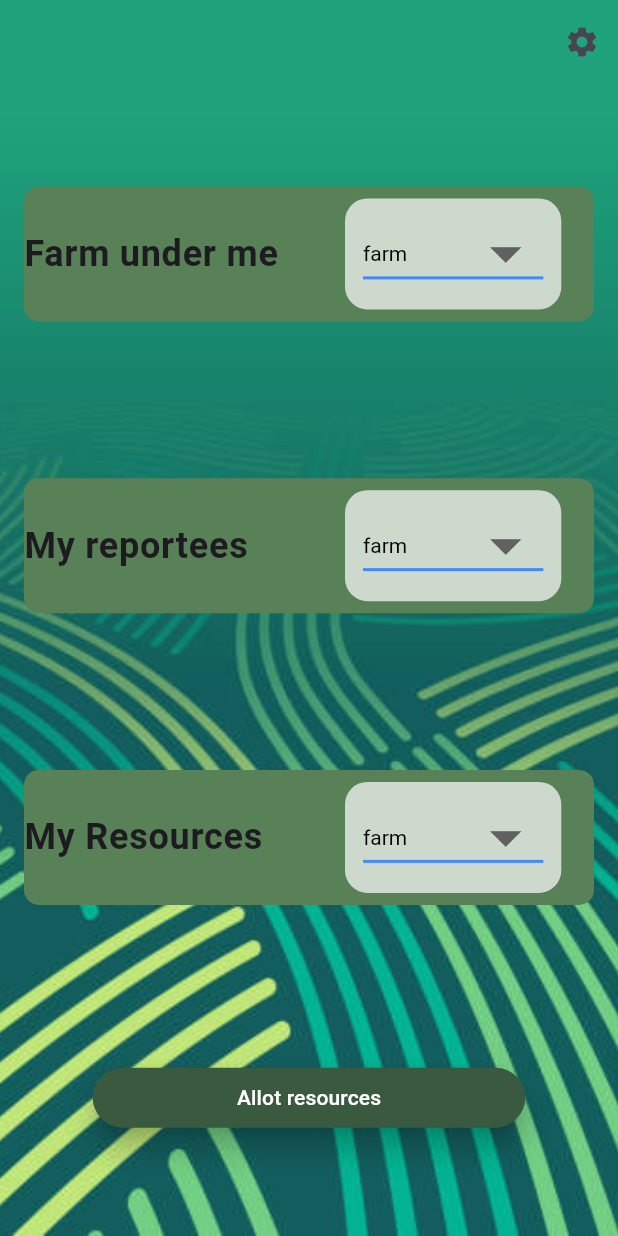
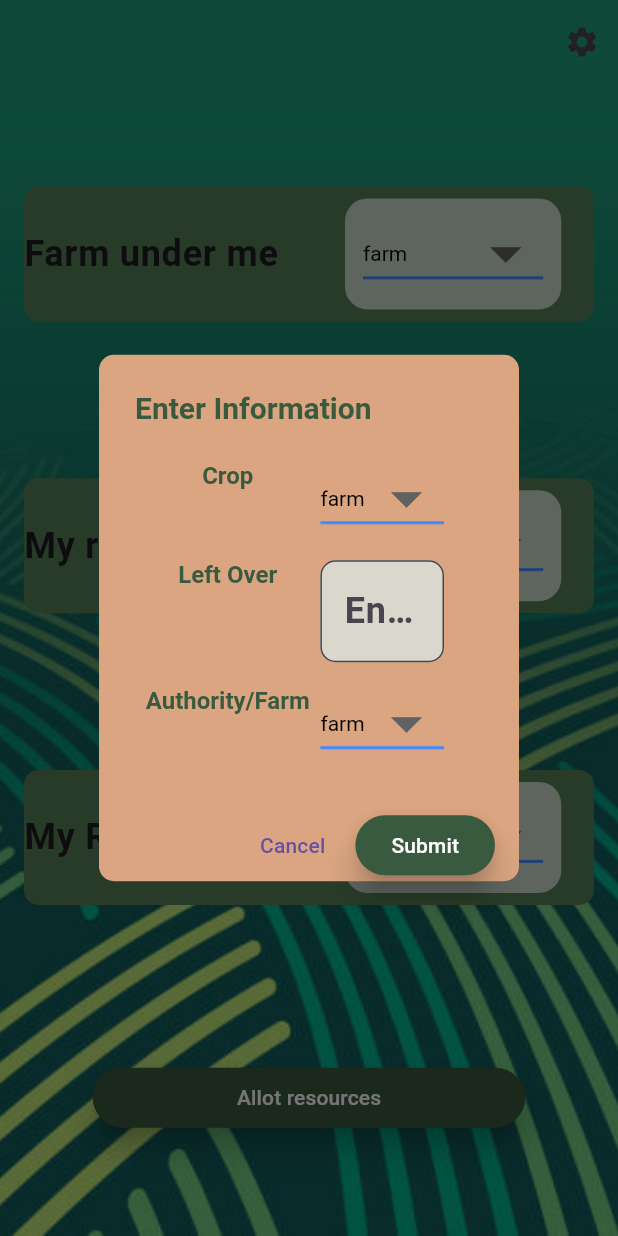
Before and after one commit to DRDiv/agriconnect-frontend, a Flutter app: the AuthorityScreen screen opened by its route, after a tap on "Allot resources", on a phone screen of 412 x 824 dp. Run offline on Flutter 3.47's test engine with Material 3 defaults, Android fonts, the phone set to English and light mode, and no system bars; our stand-ins replace dio, go_router; Roboto replaces fonts that are missing (Nunito).

Commit message:
added alert dialog to allot res

```diff
--- /dev/null
+++ b/agriconnect/lib/src/components/allotres.dart
@@ -0,0 +1,134 @@
+import 'package:flutter/cupertino.dart';
+import 'package:flutter/material.dart';
+
+class AllotResourcesAlertDialog extends StatefulWidget {
+  const AllotResourcesAlertDialog({super.key});
+
+  @override
+  State<AllotResourcesAlertDialog> createState() =>
+      _AllotResourcesAlertDialogState();
+}
+
+class _AllotResourcesAlertDialogState extends State<AllotResourcesAlertDialog> {
+  final TextEditingController textController1 = TextEditingController();
+  final TextEditingController textController2 = TextEditingController();
+  String selectedValueCrop = 'farm';
+  String selectedValueAuthority = 'farm';
+  List<String> dataCrop = ['farm', 'farm2'];
+  List<String> dataAuthority = ['farm', 'farm2'];
+
+  @override
+  Widget build(BuildContext context) {
+    final double width = MediaQuery.of(context).size.width;
+
+    return AlertDialog(
+      title: Text('Enter Information'),
+      content: Column(
+        mainAxisSize: MainAxisSize.min,
+        children: <Widget>[
+          _biuldDropDownButton('Crop', width, selectedValueCrop, dataCrop),
+          _buildTextField('Left Over', textController1, width),
+          _biuldDropDownButton(
+              "Authority/Farm", width, selectedValueAuthority, dataAuthority)
+        ],
+      ),
+      actions: <Widget>[
+        TextButton(
+          onPressed: () {
+            Navigator.of(context).pop();
+          },
+          child: Text('Cancel'),
+        ),
+        ElevatedButton(
+          onPressed: () {
+            String value1 = textController1.text;
+            String value2 = textController2.text;
+
+            print('Text Field 1: $value1');
+            print('Text Field 2: $value2');
+
+            Navigator.of(context).pop();
+          },
+          child: Text('Submit'),
+        ),
+      ],
+    );
+  }
+
+  Widget _buildTextField(
+      String labelText, TextEditingController controller, double width) {
+    return Padding(
+      padding: EdgeInsets.symmetric(vertical: 8.0),
+      child: Row(
+        crossAxisAlignment: CrossAxisAlignment.start,
+        children: [
+          SizedBox(
+            width: width * 0.3,
+            child: Center(
+              child: Text(
+                labelText,
+                style: TextStyle(
+                  fontWeight: FontWeight.bold,
+                  fontSize: 16,
+                ),
+              ),
+            ),
+          ),
+          SizedBox(
+            width: width * 0.2,
+            child: TextField(
+              keyboardType: TextInputType.number,
+              controller: controller,
+              decoration: InputDecoration(
+                hintText: 'Enter $labelText',
+              ),
+            ),
+          ),
+        ],
+      ),
+    );
+  }
+
+  Widget _biuldDropDownButton(String labelText, double width,
+      String selectedValue, List<String> data1) {
+    return Padding(
+      padding: EdgeInsets.symmetric(vertical: 8.0),
+      child: Row(
+        crossAxisAlignment: CrossAxisAlignment.start,
+        children: [
+          SizedBox(
+            width: width * 0.3,
+            child: Center(
+              child: Text(
+                labelText,
+                style: TextStyle(
+                  fontWeight: FontWeight.bold,
+                  fontSize: 16,
+                ),
+              ),
+            ),
+          ),
+          SizedBox(
+            width: width * 0.2,
+            child: DropdownButton(
+                value: selectedValue,
+                isExpanded: true,
+                iconSize: 50.0,
+                style: TextStyle(color: Colors.black),
+                underline: Container(
+                  height: 2,
+                  color: Colors.blueAccent,
+                ),
+                items: data1.map<DropdownMenuItem<String>>((String value) {
+                  return DropdownMenuItem<String>(
+                    value: value,
+                    child: Text(value),
+                  );
+                }).toList(),
+                onChanged: (value) {}),
+          )
+        ],
+      ),
+    );
+  }
+}
--- a/agriconnect/lib/src/screens/authority.dart
+++ b/agriconnect/lib/src/screens/authority.dart
@@ -1,3 +1,4 @@
+import 'package:agriconnect/src/components/allotres.dart';
 import 'package:agriconnect/src/components/bottomnav.dart';
 import 'package:agriconnect/src/components/resourcestable.dart';
 import 'package:agriconnect/src/themes.dart/theme.dart';
@@ -33,7 +34,7 @@ class _AuthorityScreenState extends State<AuthorityScreen> {
                     mainAxisSize: MainAxisSize.min,
                     children: [
                       Text(
-                        'Enter Referral Code:',
+                        'Generate Referral Code:',
                         style: Theme.of(context)
                             .textTheme
                             .bodyLarge!
@@ -231,7 +232,14 @@ class _AuthorityScreenState extends State<AuthorityScreen> {
               SizedBox(
                 width: width * 0.7,
                 child: ElevatedButton(
-                    onPressed: () {}, child: const Text("Allot resources")),
+                    onPressed: () {
+                      showDialog(
+                          context: context,
+                          builder: (BuildContext context) {
+                            return AllotResourcesAlertDialog();
+                          });
+                    },
+                    child: const Text("Allot resources")),
               )
             ],
           ),
```
